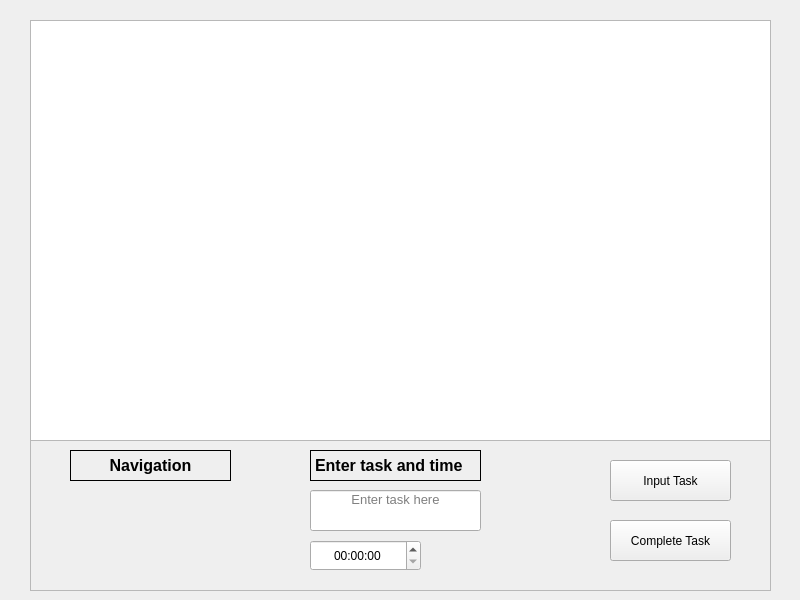
Before: the Qt Designer form tasklistwindow.ui in MaxRUnger/370Team8, drawn with Qt 5.
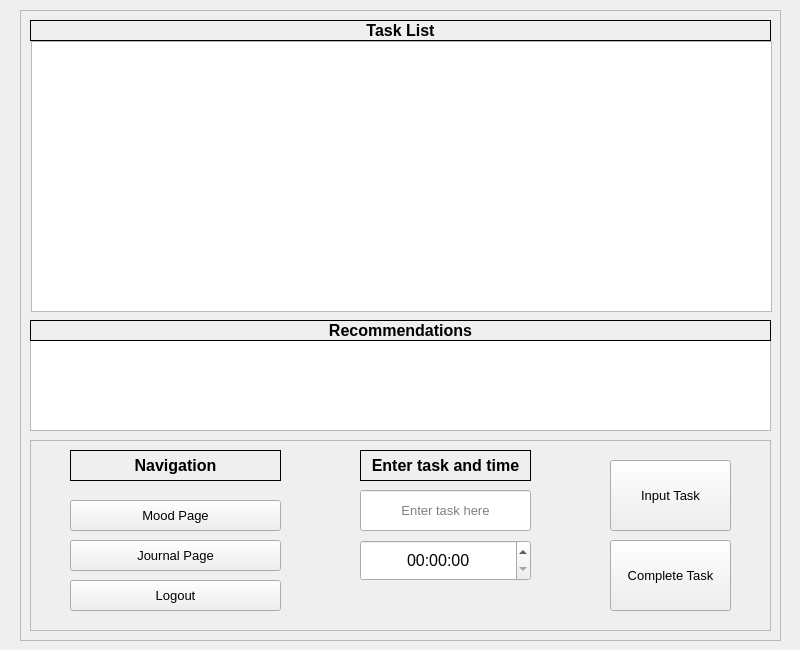
After: the same form once the commit is applied.

Diff of the .ui file:
```diff
--- a/tasklistwindow.ui
+++ b/tasklistwindow.ui
@@ -7,44 +7,20 @@
     <x>0</x>
     <y>0</y>
     <width>800</width>
-    <height>600</height>
+    <height>650</height>
    </rect>
   </property>
   <property name="windowTitle">
    <string>taskListWindow</string>
   </property>
   <widget class="QWidget" name="centralwidget">
-   <widget class="QWidget" name="verticalLayoutWidget">
-    <property name="geometry">
-     <rect>
-      <x>30</x>
-      <y>20</y>
-      <width>741</width>
-      <height>421</height>
-     </rect>
-    </property>
-    <layout class="QVBoxLayout" name="verticalLayout">
-     <item>
-      <widget class="QListWidget" name="taskListWidget">
-       <property name="font">
-        <font>
-         <pointsize>14</pointsize>
-        </font>
-       </property>
-       <property name="mouseTracking">
-        <bool>false</bool>
-       </property>
-      </widget>
-     </item>
-    </layout>
-   </widget>
    <widget class="QFrame" name="frame">
     <property name="geometry">
      <rect>
       <x>30</x>
       <y>440</y>
       <width>741</width>
-      <height>151</height>
+      <height>191</height>
      </rect>
     </property>
     <property name="frameShape">
@@ -56,7 +32,7 @@
     <widget class="QLineEdit" name="taskInput">
      <property name="geometry">
       <rect>
-       <x>280</x>
+       <x>330</x>
        <y>50</y>
        <width>171</width>
        <height>41</height>
@@ -74,7 +50,7 @@
       <number>0</number>
      </property>
      <property name="alignment">
-      <set>Qt::AlignmentFlag::AlignHCenter|Qt::AlignmentFlag::AlignTop</set>
+      <set>Qt::AlignmentFlag::AlignCenter</set>
      </property>
      <property name="placeholderText">
       <string>Enter task here</string>
@@ -86,9 +62,14 @@
        <x>580</x>
        <y>20</y>
        <width>121</width>
-       <height>41</height>
+       <height>71</height>
       </rect>
      </property>
+     <property name="font">
+      <font>
+       <pointsize>10</pointsize>
+      </font>
+     </property>
      <property name="text">
       <string>Input Task</string>
      </property>
@@ -96,12 +77,17 @@
     <widget class="QTimeEdit" name="taskTimeEdit">
      <property name="geometry">
       <rect>
-       <x>280</x>
+       <x>330</x>
        <y>100</y>
-       <width>111</width>
-       <height>31</height>
+       <width>171</width>
+       <height>41</height>
       </rect>
      </property>
+     <property name="font">
+      <font>
+       <pointsize>12</pointsize>
+      </font>
+     </property>
      <property name="layoutDirection">
       <enum>Qt::LayoutDirection::LeftToRight</enum>
      </property>
@@ -115,7 +101,7 @@
     <widget class="QLabel" name="label1">
      <property name="geometry">
       <rect>
-       <x>280</x>
+       <x>330</x>
        <y>10</y>
        <width>171</width>
        <height>31</height>
@@ -133,16 +119,24 @@
      <property name="text">
       <string>Enter task and time</string>
      </property>
+     <property name="alignment">
+      <set>Qt::AlignmentFlag::AlignCenter</set>
+     </property>
     </widget>
     <widget class="QPushButton" name="completeTaskButton">
      <property name="geometry">
       <rect>
        <x>580</x>
-       <y>80</y>
+       <y>100</y>
        <width>121</width>
-       <height>41</height>
+       <height>71</height>
       </rect>
      </property>
+     <property name="font">
+      <font>
+       <pointsize>10</pointsize>
+      </font>
+     </property>
      <property name="text">
       <string>Complete Task</string>
      </property>
@@ -152,7 +146,7 @@
       <rect>
        <x>40</x>
        <y>10</y>
-       <width>161</width>
+       <width>211</width>
        <height>31</height>
       </rect>
      </property>
@@ -172,7 +166,169 @@
       <set>Qt::AlignmentFlag::AlignCenter</set>
      </property>
     </widget>
+    <widget class="QPushButton" name="moodPageButton">
+     <property name="geometry">
+      <rect>
+       <x>40</x>
+       <y>60</y>
+       <width>211</width>
+       <height>31</height>
+      </rect>
+     </property>
+     <property name="font">
+      <font>
+       <pointsize>10</pointsize>
+      </font>
+     </property>
+     <property name="text">
+      <string>Mood Page</string>
+     </property>
+    </widget>
+    <widget class="QPushButton" name="journalPageButton">
+     <property name="geometry">
+      <rect>
+       <x>40</x>
+       <y>100</y>
+       <width>211</width>
+       <height>31</height>
+      </rect>
+     </property>
+     <property name="font">
+      <font>
+       <pointsize>10</pointsize>
+      </font>
+     </property>
+     <property name="text">
+      <string>Journal Page</string>
+     </property>
+    </widget>
+    <widget class="QPushButton" name="logoutButton">
+     <property name="geometry">
+      <rect>
+       <x>40</x>
+       <y>140</y>
+       <width>211</width>
+       <height>31</height>
+      </rect>
+     </property>
+     <property name="font">
+      <font>
+       <pointsize>10</pointsize>
+      </font>
+     </property>
+     <property name="text">
+      <string>Logout</string>
+     </property>
+    </widget>
    </widget>
+   <widget class="QListWidget" name="recommendListWidget">
+    <property name="geometry">
+     <rect>
+      <x>30</x>
+      <y>340</y>
+      <width>741</width>
+      <height>91</height>
+     </rect>
+    </property>
+    <property name="font">
+     <font>
+      <pointsize>14</pointsize>
+     </font>
+    </property>
+    <property name="mouseTracking">
+     <bool>false</bool>
+    </property>
+   </widget>
+   <widget class="QLabel" name="label2_2">
+    <property name="geometry">
+     <rect>
+      <x>30</x>
+      <y>320</y>
+      <width>741</width>
+      <height>21</height>
+     </rect>
+    </property>
+    <property name="font">
+     <font>
+      <pointsize>12</pointsize>
+      <bold>true</bold>
+     </font>
+    </property>
+    <property name="frameShape">
+     <enum>QFrame::Shape::Panel</enum>
+    </property>
+    <property name="text">
+     <string>Recommendations</string>
+    </property>
+    <property name="alignment">
+     <set>Qt::AlignmentFlag::AlignCenter</set>
+    </property>
+   </widget>
+   <widget class="QLabel" name="label2_3">
+    <property name="geometry">
+     <rect>
+      <x>30</x>
+      <y>20</y>
+      <width>741</width>
+      <height>21</height>
+     </rect>
+    </property>
+    <property name="font">
+     <font>
+      <pointsize>12</pointsize>
+      <bold>true</bold>
+     </font>
+    </property>
+    <property name="frameShape">
+     <enum>QFrame::Shape::Panel</enum>
+    </property>
+    <property name="text">
+     <string>Task List</string>
+    </property>
+    <property name="alignment">
+     <set>Qt::AlignmentFlag::AlignCenter</set>
+    </property>
+   </widget>
+   <widget class="QListWidget" name="taskListWidget">
+    <property name="geometry">
+     <rect>
+      <x>31</x>
+      <y>41</y>
+      <width>741</width>
+      <height>271</height>
+     </rect>
+    </property>
+    <property name="font">
+     <font>
+      <pointsize>14</pointsize>
+     </font>
+    </property>
+    <property name="mouseTracking">
+     <bool>false</bool>
+    </property>
+   </widget>
+   <widget class="QFrame" name="frame_2">
+    <property name="geometry">
+     <rect>
+      <x>20</x>
+      <y>10</y>
+      <width>761</width>
+      <height>631</height>
+     </rect>
+    </property>
+    <property name="frameShape">
+     <enum>QFrame::Shape::StyledPanel</enum>
+    </property>
+    <property name="frameShadow">
+     <enum>QFrame::Shadow::Raised</enum>
+    </property>
+   </widget>
+   <zorder>frame_2</zorder>
+   <zorder>taskListWidget</zorder>
+   <zorder>recommendListWidget</zorder>
+   <zorder>frame</zorder>
+   <zorder>label2_2</zorder>
+   <zorder>label2_3</zorder>
   </widget>
  </widget>
  <resources/>
```
